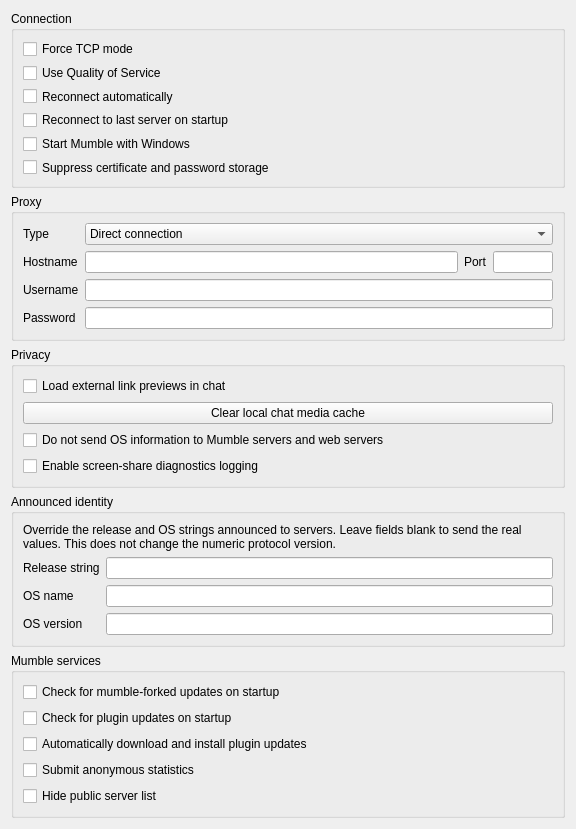
The window that src/mumble/NetworkConfig.ui (dankmaster/mumble-forked) describes before a commit, drawn with Qt 5.
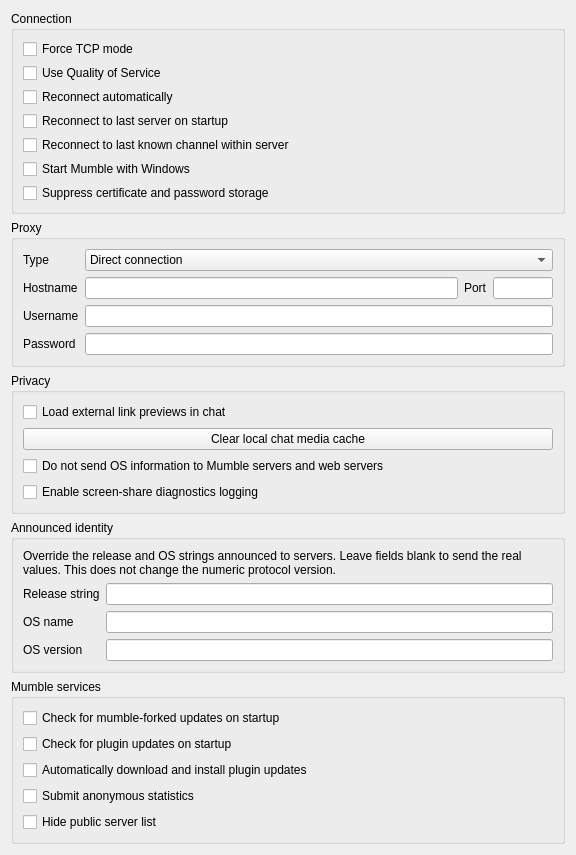
The same window after the commit. Custom widgets are drawn as their Qt base class.

Diff of the .ui file:
```diff
--- a/src/mumble/NetworkConfig.ui
+++ b/src/mumble/NetworkConfig.ui
@@ -78,6 +78,19 @@
         </property>
        </widget>
       </item>
+      <item>
+       <widget class="QCheckBox" name="qcbReconnectLastChannel">
+        <property name="toolTip">
+         <string>Ask compatible servers to place you in your last known channel when connecting</string>
+        </property>
+        <property name="whatsThis">
+         <string>&lt;b&gt;Reconnect to last known channel within server&lt;/b&gt;.&lt;br /&gt;When enabled, Mumble asks compatible servers that remember rooms to place you back in your previous voice channel when you connect.</string>
+        </property>
+        <property name="text">
+         <string>Reconnect to last known channel within server</string>
+        </property>
+       </widget>
+      </item>
       <item>
        <widget class="QCheckBox" name="qcbStartWithPC">
         <property name="toolTip">
```
